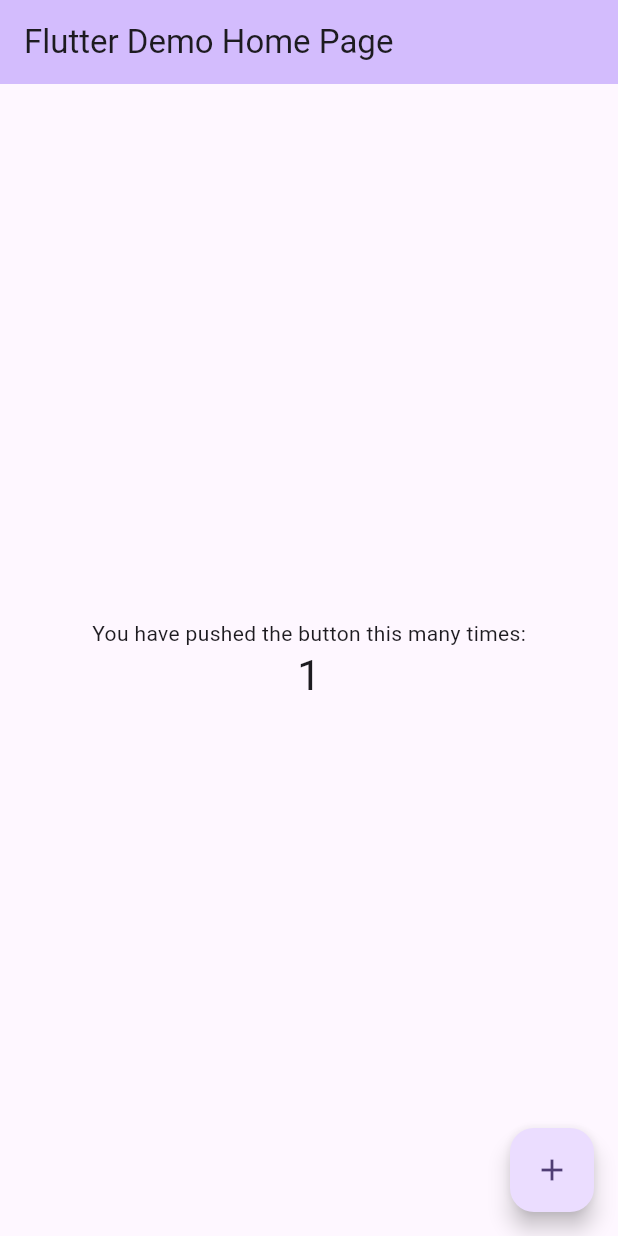
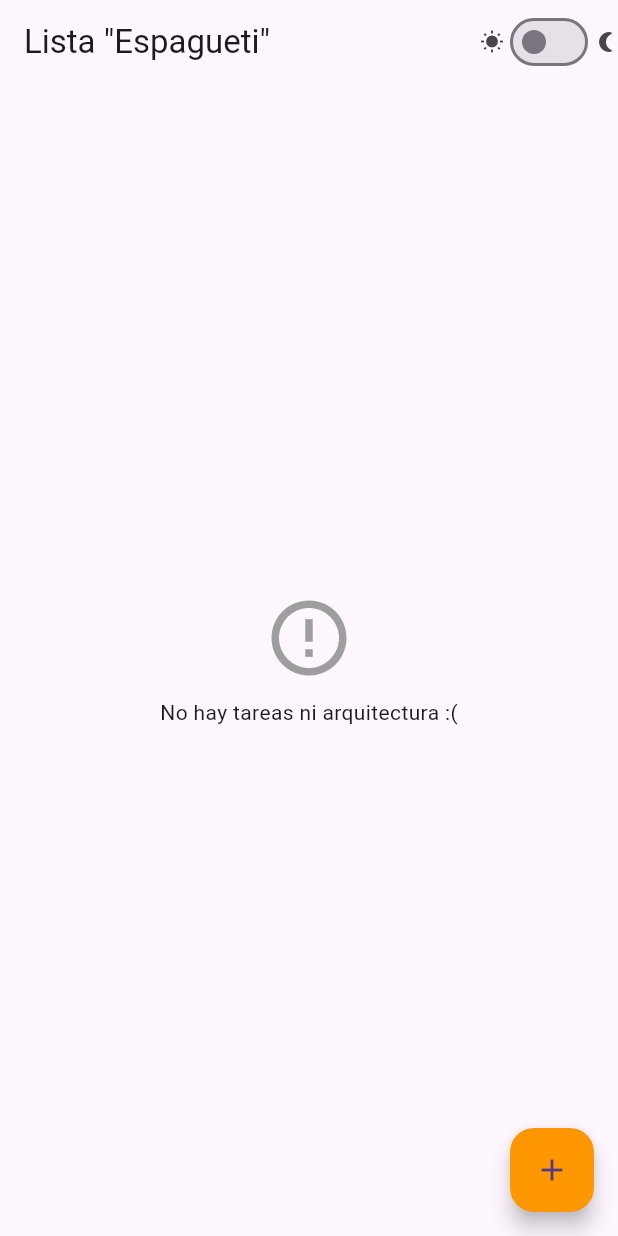
Before and after one commit to richardmijo/flutter_actividad_2526_s9, a Flutter app: the screen it shows after launch, after a tap on the "add" icon, on a phone screen of 412 x 824 dp. Run offline on Flutter 3.47's test engine with Material 3 defaults, Android fonts, the light colour scheme and no system bars; our stand-ins replace shared_preferences, sqflite; accounts and stored records are empty.

Commit message:
Codigo error

```diff
--- a/lib/main.dart
+++ b/lib/main.dart
@@ -1,120 +1,220 @@
 import 'package:flutter/material.dart';
+import 'package:sqflite/sqflite.dart';
+import 'package:path/path.dart';
+import 'package:shared_preferences/shared_preferences.dart';
 
 void main() {
   runApp(const MyApp());
 }
 
-class MyApp extends StatelessWidget {
+class MyApp extends StatefulWidget {
   const MyApp({super.key});
 
-  // This widget is the root of your application.
   @override
-  Widget build(BuildContext context) {
-    return MaterialApp(
-      title: 'Flutter Demo',
-      theme: ThemeData(
-        // This is the theme of your application.
-        //
-        // TRY THIS: Try running your application with "flutter run". You'll see
-        // the application has a purple toolbar. Then, without quitting the app,
-        // try changing the seedColor in the colorScheme below to Colors.green
-        // and then invoke "hot reload" (save your changes or press the "hot
-        // reload" button in a Flutter-supported IDE, or press "r" if you used
-        // the command line to start the app).
-        //
-        // Notice that the counter didn't reset back to zero; the application
-        // state is not lost during the reload. To reset the state, use hot
-        // restart instead.
-        //
-        // This works for code too, not just values: Most code changes can be
-        // tested with just a hot reload.
-        colorScheme: .fromSeed(seedColor: Colors.deepPurple),
-      ),
-      home: const MyHomePage(title: 'Flutter Demo Home Page'),
-    );
-  }
+  State<MyApp> createState() => _MyAppState();
 }
 
-class MyHomePage extends StatefulWidget {
-  const MyHomePage({super.key, required this.title});
-
-  // This widget is the home page of your application. It is stateful, meaning
-  // that it has a State object (defined below) that contains fields that affect
-  // how it looks.
-
-  // This class is the configuration for the state. It holds the values (in this
-  // case the title) provided by the parent (in this case the App widget) and
-  // used by the build method of the State. Fields in a Widget subclass are
-  // always marked "final".
-
-  final String title;
+class _MyAppState extends State<MyApp> {
+  // MALA PRACTICA: Variable global de estado en el root widget sin provider
+  bool _isDarkMode = false;
 
   @override
-  State<MyHomePage> createState() => _MyHomePageState();
-}
+  void initState() {
+    super.initState();
+    _loadTheme();
+  }
 
-class _MyHomePageState extends State<MyHomePage> {
-  int _counter = 0;
+  // MALA PRACTICA: Lógica de persistencia mezclada directamente en la UI
+  void _loadTheme() async {
+    final prefs = await SharedPreferences.getInstance();
+    setState(() {
+      _isDarkMode = prefs.getBool('isDarkMode') ?? false;
+    });
+  }
 
-  void _incrementCounter() {
+  void _toggleTheme(bool value) async {
+    final prefs = await SharedPreferences.getInstance();
+    await prefs.setBool('isDarkMode', value);
     setState(() {
-      // This call to setState tells the Flutter framework that something has
-      // changed in this State, which causes it to rerun the build method below
-      // so that the display can reflect the updated values. If we changed
-      // _counter without calling setState(), then the build method would not be
-      // called again, and so nothing would appear to happen.
-      _counter++;
+      _isDarkMode = value;
     });
   }
 
   @override
   Widget build(BuildContext context) {
-    // This method is rerun every time setState is called, for instance as done
-    // by the _incrementCounter method above.
-    //
-    // The Flutter framework has been optimized to make rerunning build methods
-    // fast, so that you can just rebuild anything that needs updating rather
-    // than having to individually change instances of widgets.
+    return MaterialApp(
+      title: 'Gestor de Tareas (Caótico)',
+      theme: _isDarkMode
+          ? ThemeData.dark(useMaterial3: true)
+          : ThemeData.light(useMaterial3: true),
+      home: HomePage(isDarkMode: _isDarkMode, onThemeChanged: _toggleTheme),
+    );
+  }
+}
+
+class HomePage extends StatefulWidget {
+  final bool isDarkMode;
+  final Function(bool) onThemeChanged;
+
+  const HomePage({
+    super.key,
+    required this.isDarkMode,
+    required this.onThemeChanged,
+  });
+
+  @override
+  State<HomePage> createState() => _HomePageState();
+}
+
+class _HomePageState extends State<HomePage> {
+  // MALA PRACTICA: Base de datos abierta directamente en el estado del widget
+  Database? _database;
+  // MALA PRACTICA: Usar una lista de Mapas en lugar de Modelos tipados
+  List<Map<String, dynamic>> _tasks = [];
+  final TextEditingController _titleController = TextEditingController();
+  final TextEditingController _descController = TextEditingController();
+
+  @override
+  void initState() {
+    super.initState();
+    _initDatabase();
+  }
+
+  // MALA PRACTICA: SQL Crudo y apertura de BD dentro de la UI
+  Future<void> _initDatabase() async {
+    var databasesPath = await getDatabasesPath();
+    String path = join(databasesPath, 'my_bad_database.db');
+
+    _database = await openDatabase(
+      path,
+      version: 1,
+      onCreate: (Database db, int version) async {
+        await db.execute(
+          'CREATE TABLE tasks (id INTEGER PRIMARY KEY, title TEXT, description TEXT)',
+        );
+      },
+    );
+
+    _loadTasks();
+  }
+
+  Future<void> _loadTasks() async {
+    if (_database == null) return;
+    // MALA PRACTICA: Query directo en el método de actualización de UI
+    final List<Map<String, dynamic>> maps = await _database!.query('tasks');
+    setState(() {
+      _tasks = maps;
+    });
+  }
+
+  Future<void> _addTask() async {
+    if (_titleController.text.isEmpty) return;
+
+    if (_database != null) {
+      // MALA PRACTICA: Insert directo sin capas
+      await _database!.insert('tasks', {
+        'title': _titleController.text,
+        'description': _descController.text,
+      }, conflictAlgorithm: ConflictAlgorithm.replace);
+      _titleController.clear();
+      _descController.clear();
+      _loadTasks(); // Recargar todo manual
+      Navigator.of(context).pop(); // Cerrar diálogo
+    }
+  }
+
+  Future<void> _deleteTask(int id) async {
+    if (_database != null) {
+      await _database!.delete('tasks', where: 'id = ?', whereArgs: [id]);
+      _loadTasks();
+    }
+  }
+
+  // UI Mezclada con todo lo demás
+  void _showAddDialog() {
+    showDialog(
+      context: context,
+      builder: (context) {
+        return AlertDialog(
+          title: const Text('Nueva Tarea'),
+          content: Column(
+            mainAxisSize: MainAxisSize.min,
+            children: [
+              TextField(
+                controller: _titleController,
+                decoration: const InputDecoration(labelText: 'Título'),
+              ),
+              TextField(
+                controller: _descController,
+                decoration: const InputDecoration(labelText: 'Descripción'),
+              ),
+            ],
+          ),
+          actions: [
+            TextButton(
+              onPressed: () => Navigator.of(context).pop(),
+              child: const Text('Cancelar'),
+            ),
+            ElevatedButton(
+              onPressed: _addTask,
+              child: const Text('Guardar (SQL Directo)'),
+            ),
+          ],
+        );
+      },
+    );
+  }
+
+  @override
+  Widget build(BuildContext context) {
     return Scaffold(
       appBar: AppBar(
-        // TRY THIS: Try changing the color here to a specific color (to
-        // Colors.amber, perhaps?) and trigger a hot reload to see the AppBar
-        // change color while the other colors stay the same.
-        backgroundColor: Theme.of(context).colorScheme.inversePrimary,
-        // Here we take the value from the MyHomePage object that was created by
-        // the App.build method, and use it to set our appbar title.
-        title: Text(widget.title),
+        title: const Text('Lista "Espagueti"'),
+        actions: [
+          Row(
+            children: [
+              const Icon(Icons.wb_sunny, size: 16),
+              Switch(
+                value: widget.isDarkMode,
+                onChanged: widget.onThemeChanged,
+              ),
+              const Icon(Icons.nightlight_round, size: 16),
+            ],
+          ),
+        ],
       ),
-      body: Center(
-        // Center is a layout widget. It takes a single child and positions it
-        // in the middle of the parent.
-        child: Column(
-          // Column is also a layout widget. It takes a list of children and
-          // arranges them vertically. By default, it sizes itself to fit its
-          // children horizontally, and tries to be as tall as its parent.
-          //
-          // Column has various properties to control how it sizes itself and
-          // how it positions its children. Here we use mainAxisAlignment to
-          // center the children vertically; the main axis here is the vertical
-          // axis because Columns are vertical (the cross axis would be
-          // horizontal).
-          //
-          // TRY THIS: Invoke "debug painting" (choose the "Toggle Debug Paint"
-          // action in the IDE, or press "p" in the console), to see the
-          // wireframe for each widget.
-          mainAxisAlignment: .center,
-          children: [
-            const Text('You have pushed the button this many times:'),
-            Text(
-              '$_counter',
-              style: Theme.of(context).textTheme.headlineMedium,
+      body: _tasks.isEmpty
+          ? Center(
+              child: Column(
+                mainAxisAlignment: MainAxisAlignment.center,
+                children: [
+                  const Icon(Icons.error_outline, size: 60, color: Colors.grey),
+                  const SizedBox(height: 10),
+                  const Text('No hay tareas ni arquitectura :('),
+                ],
+              ),
+            )
+          : ListView.builder(
+              itemCount: _tasks.length,
+              itemBuilder: (context, index) {
+                final task = _tasks[index];
+                return Card(
+                  margin: const EdgeInsets.all(8),
+                  child: ListTile(
+                    leading: CircleAvatar(child: Text('${task['id']}')),
+                    title: Text(task['title']),
+                    subtitle: Text(task['description'] ?? ''),
+                    trailing: IconButton(
+                      icon: const Icon(Icons.delete, color: Colors.red),
+                      onPressed: () => _deleteTask(task['id']),
+                    ),
+                  ),
+                );
+              },
             ),
-          ],
-        ),
-      ),
       floatingActionButton: FloatingActionButton(
-        onPressed: _incrementCounter,
-        tooltip: 'Increment',
+        onPressed: _showAddDialog,
+        backgroundColor: Colors.orange,
         child: const Icon(Icons.add),
       ),
     );
--- a/pubspec.yaml
+++ b/pubspec.yaml
@@ -34,6 +34,9 @@ dependencies:
   # The following adds the Cupertino Icons font to your application.
   # Use with the CupertinoIcons class for iOS style icons.
   cupertino_icons: ^1.0.8
+  sqflite: ^2.3.0
+  path: ^1.9.0
+  shared_preferences: ^2.2.2
 
 dev_dependencies:
   flutter_test:
```
Also changed, not shown: pubspec.lock, 7 other files.
